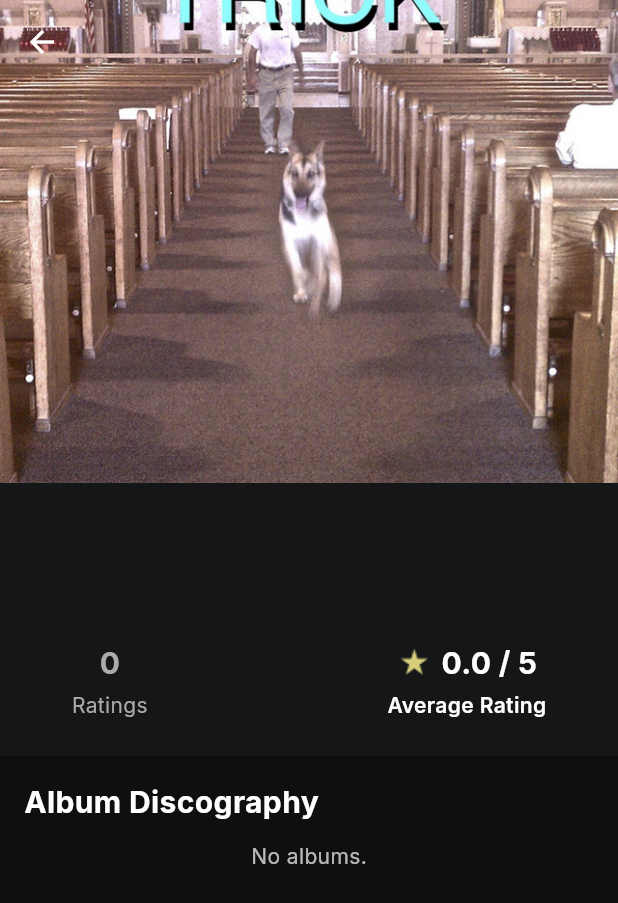
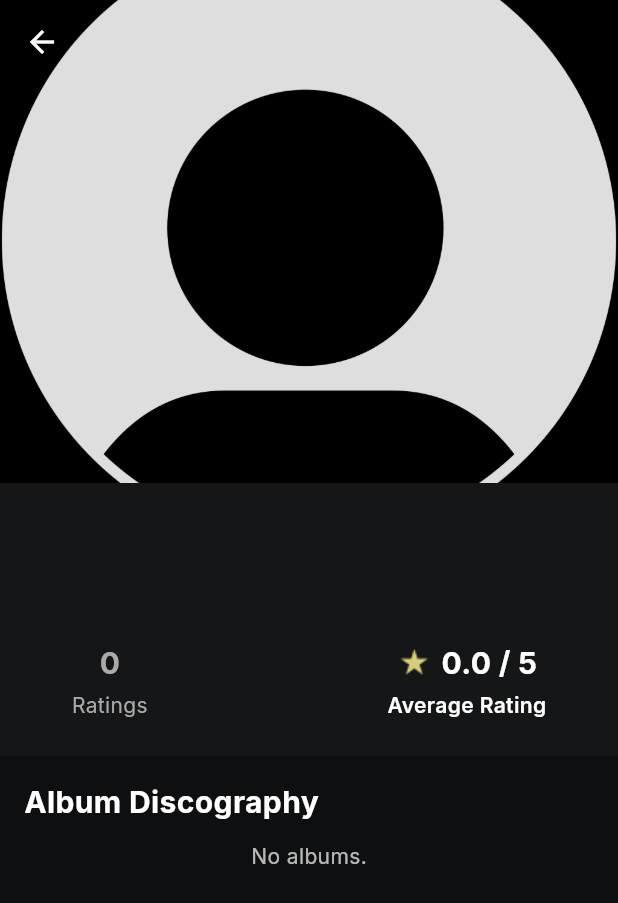
Before and after one commit to cnbldn/Sonique, a Flutter app: the ArtistPage screen opened directly with empty values, on a phone screen of 412 x 824 dp. Shown: the top 903 px of the screen. Run offline on Flutter 3.47's test engine with Material 3 defaults, Android fonts, the phone set to English and light mode, and no system bars; our stand-ins replace cloud_firestore, email_validator, firebase_auth, firebase_core, firebase_storage, flutter_dotenv and 3 more; accounts and stored records are empty; generated files the repository leaves out were written again.

Commit message:
Update artist_page.dart

```diff
--- a/lib/routes/artist_page.dart
+++ b/lib/routes/artist_page.dart
@@ -172,7 +172,7 @@ class _ArtistPageState extends State<ArtistPage> {
                 children: [
                   widget.artistImageUrl != null && widget.artistImageUrl!.isNotEmpty
                       ? Image.network(widget.artistImageUrl!, fit: BoxFit.cover)
-                      : Image.asset('assets/alexg.png', fit: BoxFit.cover),
+                      : Image.asset('assets/default_pfp.png', fit: BoxFit.cover),
                 ],
               ),
             ),
```
